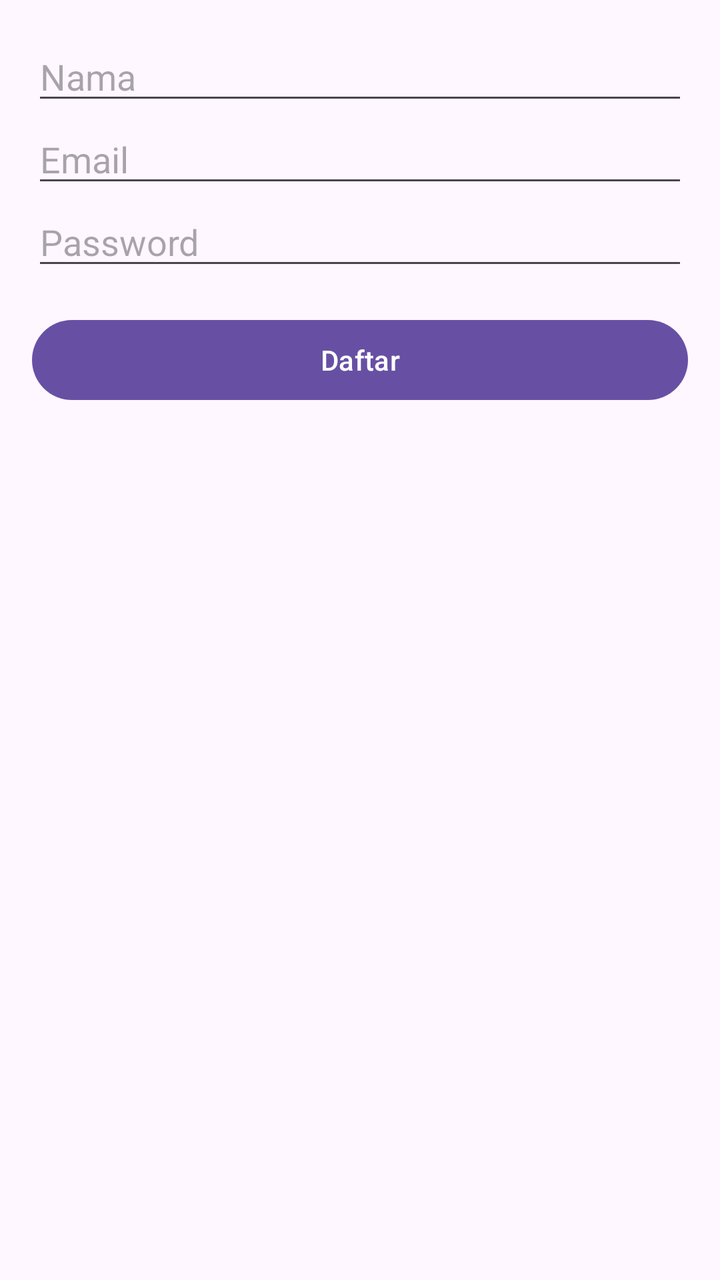
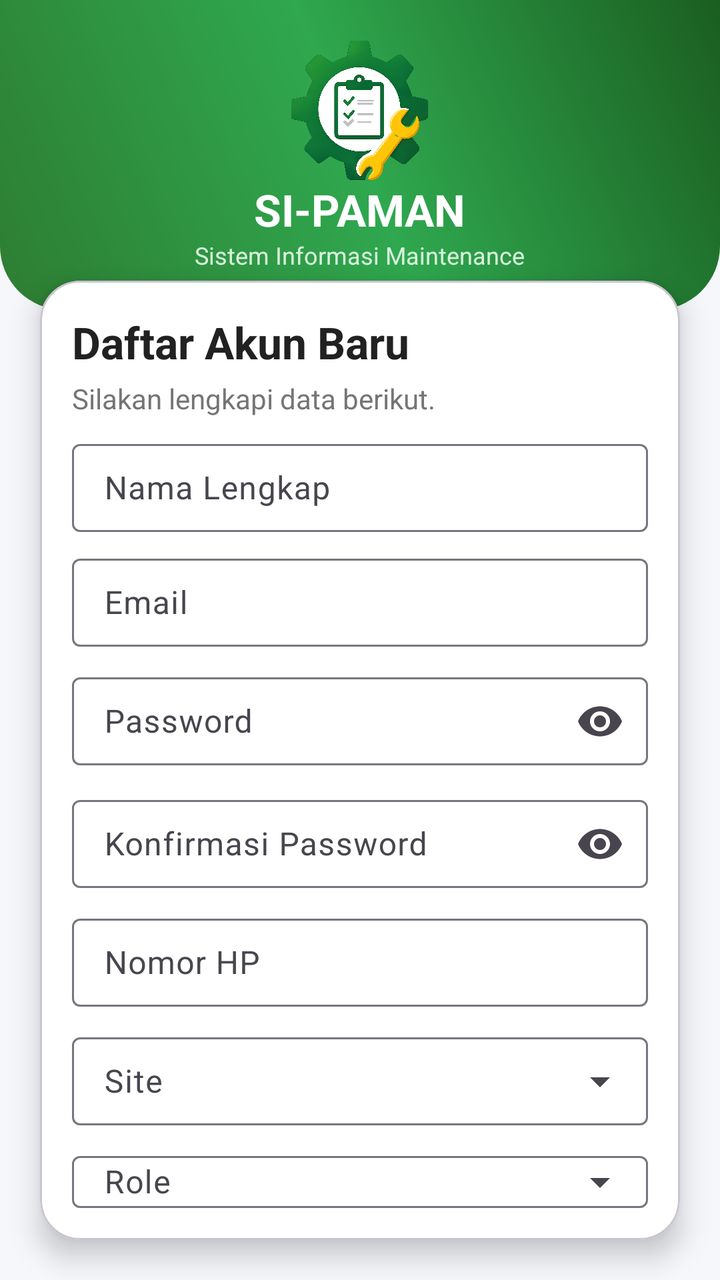

Two renders of the same Android screen: before a commit and after it. Below are the layout's source before the change and the commit's diff.
<!-- AndroidManifest.xml: application theme Theme.SIPAMAN -->
<!-- res/layout/activity_register.xml -->
<LinearLayout xmlns:android="http://schemas.android.com/apk/res/android"
    android:orientation="vertical"
    android:padding="16dp"
    android:layout_width="match_parent"
    android:layout_height="match_parent">

    <EditText
        android:id="@+id/etNama"
        android:layout_width="match_parent"
        android:layout_height="wrap_content"
        android:hint="Nama" />

    <EditText
        android:id="@+id/etEmail"
        android:layout_width="match_parent"
        android:layout_height="wrap_content"
        android:hint="Email" />

    <EditText
        android:id="@+id/etPassword"
        android:layout_width="match_parent"
        android:layout_height="wrap_content"
        android:hint="Password"
        android:inputType="textPassword" />

    <com.google.android.material.button.MaterialButton
        android:id="@+id/btnRegister"
        android:layout_width="match_parent"
        android:layout_height="wrap_content"
        android:layout_marginTop="16dp"
        android:text="Daftar"/>

</LinearLayout>
<!-- resources referenced by this layout -->
<resources>
  <style name="Theme.SIPAMAN" parent="Theme.Material3.DayNight.NoActionBar">
          <item name="android:statusBarColor">@android:color/transparent</item>
      </style>
</resources>

<!-- the commit's change to res/layout/activity_register.xml (unified diff, before → after) -->
@@ -1,33 +1,253 @@
-<LinearLayout xmlns:android="http://schemas.android.com/apk/res/android"
-    android:orientation="vertical"
-    android:padding="16dp"
+<?xml version="1.0" encoding="utf-8"?>
+<RelativeLayout
+    xmlns:android="http://schemas.android.com/apk/res/android"
+    xmlns:app="http://schemas.android.com/apk/res-auto"
     android:layout_width="match_parent"
-    android:layout_height="match_parent">
-
-    <EditText
-        android:id="@+id/etNama"
+    android:layout_height="match_parent"
+    android:background="#F5F7FA">
+
+    <RelativeLayout
+        android:id="@+id/headerRegister"
+        android:layout_width="match_parent"
+        android:layout_height="155dp"
+        android:background="@drawable/bg_dashboard_header_v2">
+
+        <ImageView
+            android:id="@+id/headerLogo"
+            android:layout_width="70dp"
+            android:layout_height="70dp"
+            android:layout_centerHorizontal="true"
+            android:layout_marginTop="20dp"
+            android:src="@drawable/logo_sipaman"
+            android:scaleType="fitCenter"/>
+
+        <TextView
+            android:id="@+id/headerTitle"
+            android:layout_width="wrap_content"
+            android:layout_height="wrap_content"
+            android:layout_below="@id/headerLogo"
+            android:layout_centerHorizontal="true"
+            android:layout_marginTop="0dp"
+            android:text="SI-PAMAN"
+            android:textStyle="bold"
+            android:textSize="22sp"
+            android:textColor="@android:color/white"/>
+
+        <TextView
+            android:layout_width="wrap_content"
+            android:layout_height="wrap_content"
+            android:layout_below="@id/headerTitle"
+            android:layout_centerHorizontal="true"
+            android:text="Sistem Informasi Maintenance"
+            android:textColor="#D8F3DC"
+            android:textSize="12sp"/>
+
+    </RelativeLayout>
+
+    <com.google.android.material.card.MaterialCardView
+        android:id="@+id/cardRegister"
         android:layout_width="match_parent"
         android:layout_height="wrap_content"
-        android:hint="Nama" />
-
-    <EditText
-        android:id="@+id/etEmail"
-        android:layout_width="match_parent"
-        android:layout_height="wrap_content"
-        android:hint="Email" />
-
-    <EditText
-        android:id="@+id/etPassword"
-        android:layout_width="match_parent"
-        android:layout_height="wrap_content"
-        android:hint="Password"
-        android:inputType="textPassword" />
-
-    <com.google.android.material.button.MaterialButton
-        android:id="@+id/btnRegister"
-        android:layout_width="match_parent"
-        android:layout_height="wrap_content"
-        android:layout_marginTop="16dp"
-        android:text="Daftar"/>
-
-</LinearLayout>
+        android:layout_below="@id/headerRegister"
+        android:layout_marginStart="20dp"
+        android:layout_marginEnd="20dp"
+        android:layout_marginTop="-15dp"
+        android:layout_marginBottom="20dp"
+        app:cardCornerRadius="20dp"
+        app:cardElevation="8dp"
+        app:cardBackgroundColor="#FFFFFF">
+
+        <LinearLayout
+            android:id="@+id/layoutForm"
+            android:layout_width="match_parent"
+            android:layout_height="wrap_content"
+            android:orientation="vertical"
+            android:padding="16dp">
+
+            <TextView
+                android:layout_width="wrap_content"
+                android:layout_height="wrap_content"
+                android:text="Daftar Akun Baru"
+                android:textStyle="bold"
+                android:textSize="22sp"
+                android:textColor="#212121"/>
+
+            <TextView
+                android:layout_width="wrap_content"
+                android:layout_height="wrap_content"
+                android:layout_marginTop="4dp"
+                android:text="Silakan lengkapi data berikut."
+                android:textColor="#757575"
+                android:textSize="14sp"/>
+
+            <com.google.android.material.textfield.TextInputLayout
+                android:id="@+id/layoutNama"
+                style="@style/Widget.Material3.TextInputLayout.OutlinedBox"
+                android:layout_width="match_parent"
+                android:layout_height="wrap_content"
+                android:layout_marginTop="8dp"
+                android:hint="Nama Lengkap">
+
+                <com.google.android.material.textfield.TextInputEditText
+                    android:id="@+id/etNama"
+                    android:layout_width="match_parent"
+                    android:layout_height="wrap_content"
+                    android:minHeight="44dp"
+                    android:paddingTop="10dp"
+                    android:paddingBottom="10dp"
+                    android:inputType="textPersonName"
+                    android:textColor="#212121"/>
+
+            </com.google.android.material.textfield.TextInputLayout>
+
+            <com.google.android.material.textfield.TextInputLayout
+                android:id="@+id/layoutEmail"
+                style="@style/Widget.Material3.TextInputLayout.OutlinedBox"
+                android:layout_width="match_parent"
+                android:layout_height="wrap_content"
+                android:layout_marginTop="8dp"
+                android:hint="Email">
+
+                <com.google.android.material.textfield.TextInputEditText
+                    android:id="@+id/etEmail"
+                    android:layout_width="match_parent"
+                    android:layout_height="wrap_content"
+                    android:minHeight="44dp"
+                    android:paddingTop="10dp"
+                    android:paddingBottom="10dp"
+                    android:inputType="textEmailAddress"
+                    android:textColor="#212121"/>
+
+            </com.google.android.material.textfield.TextInputLayout>
+
+            <com.google.android.material.textfield.TextInputLayout
+                android:id="@+id/layoutPassword"
+                style="@style/Widget.Material3.TextInputLayout.OutlinedBox"
+                android:layout_width="match_parent"
+                android:layout_height="wrap_content"
+                android:layout_marginTop="8dp"
+                android:hint="Password"
+                app:endIconMode="password_toggle">
+
+                <com.google.android.material.textfield.TextInputEditText
+                    android:id="@+id/etPassword"
+                    android:layout_width="match_parent"
+                    android:layout_height="wrap_content"
+                    android:minHeight="44dp"
+                    android:paddingTop="10dp"
+                    android:paddingBottom="10dp"
+                    android:inputType="textPassword"
+                    android:textColor="#212121"/>
+
+            </com.google.android.material.textfield.TextInputLayout>
+
+            <com.google.android.material.textfield.TextInputLayout
+                android:id="@+id/layoutConfirmPassword"
+                style="@style/Widget.Material3.TextInputLayout.OutlinedBox"
+                android:layout_width="match_parent"
+                android:layout_height="wrap_content"
+                android:layout_marginTop="8dp"
+                android:hint="Konfirmasi Password"
+                app:endIconMode="password_toggle">
+
+                <com.google.android.material.textfield.TextInputEditText
+                    android:id="@+id/etConfirmPassword"
+                    android:layout_width="match_parent"
+                    android:layout_height="wrap_content"
+                    android:minHeight="44dp"
+                    android:paddingTop="10dp"
+                    android:paddingBottom="10dp"
+                    android:inputType="textPassword"
+                    android:textColor="#212121"/>
+
+            </com.google.android.material.textfield.TextInputLayout>
+
+            <com.google.android.material.textfield.TextInputLayout
+                android:id="@+id/layoutPhone"
+                style="@style/Widget.Material3.TextInputLayout.OutlinedBox"
+                android:layout_width="match_parent"
+                android:layout_height="wrap_content"
+                android:layout_marginTop="8dp"
+                android:hint="Nomor HP">
+
+                <com.google.android.material.textfield.TextInputEditText
+                    android:id="@+id/etPhone"
+                    android:layout_width="match_parent"
+                    android:layout_height="wrap_content"
+                    android:minHeight="44dp"
+                    android:paddingTop="10dp"
+                    android:paddingBottom="10dp"
+                    android:inputType="phone"
+                    android:textColor="#212121"/>
+
+            </com.google.android.material.textfield.TextInputLayout>
+
+            <com.google.android.material.textfield.TextInputLayout
+                android:id="@+id/layoutSite"
+                style="@style/Widget.Material3.TextInputLayout.OutlinedBox.ExposedDropdownMenu"
+                android:layout_width="match_parent"
+                android:layout_height="wrap_content"
+                android:layout_marginTop="8dp"
+                android:hint="Site">
+
+                <AutoCompleteTextView
+                    android:id="@+id/etSite"
+                    android:layout_width="match_parent"
+                    android:layout_height="wrap_content"
+                    android:minHeight="44dp"
+                    android:paddingTop="10dp"
+                    android:paddingBottom="10dp"
+                    android:inputType="none"
+                    android:textColor="#212121"/>
+
+            </com.google.android.material.textfield.TextInputLayout>
+
+            <com.google.android.material.textfield.TextInputLayout
+                android:id="@+id/layoutRole"
+                style="@style/Widget.Material3.TextInputLayout.OutlinedBox.ExposedDropdownMenu"
+                android:layout_width="match_parent"
+                android:layout_height="wrap_content"
+                android:layout_marginTop="8dp"
+                android:hint="Role">
+
+                <AutoCompleteTextView
+                    android:id="@+id/etRole"
+                    android:layout_width="match_parent"
+                    android:layout_height="wrap_content"
+                    android:minHeight="44dp"
+                    android:paddingTop="10dp"
+                    android:paddingBottom="10dp"
+                    android:inputType="none"
+                    android:textColor="#212121"/>
+
+            </com.google.android.material.textfield.TextInputLayout>
+
+            <com.google.android.material.button.MaterialButton
+                android:id="@+id/btnRegister"
+                android:layout_width="match_parent"
+                android:layout_height="56dp"
+                android:layout_marginTop="20dp"
+                android:text="DAFTAR"
+                android:textAllCaps="false"
+                android:textStyle="bold"
+                android:textSize="16sp"
+                android:backgroundTint="#2E7D32"
+                app:cornerRadius="14dp"/>
+
+            <TextView
+                android:id="@+id/tvLogin"
+                android:layout_width="wrap_content"
+                android:layout_height="wrap_content"
+                android:layout_gravity="center"
+                android:layout_marginTop="20dp"
+                android:layout_marginBottom="10dp"
+                android:text="Sudah punya akun? Masuk"
+                android:textColor="#2E7D32"
+                android:textStyle="bold"
+                android:textSize="15sp"/>
+
+        </LinearLayout>
+
+    </com.google.android.material.card.MaterialCardView>
+
+</RelativeLayout>
<!-- resource entries referenced after the edit -->
@@ -1,5 +1,21 @@
 <!-- resources referenced by this layout -->
 <resources>
+  <!-- drawable bg_dashboard_header_v2 (drawable) -->
+  <?xml version="1.0" encoding="utf-8"?>
+  <shape xmlns:android="http://schemas.android.com/apk/res/android">
+  
+      <gradient
+          android:startColor="#2E7D32"
+          android:centerColor="#2FA84F"
+          android:endColor="#1B5E20"
+          android:angle="45"/>
+  
+      <corners
+          android:bottomLeftRadius="32dp"
+          android:bottomRightRadius="32dp"/>
+  
+  </shape>
+  <!-- drawable logo_sipaman: png bitmap (drawable, 764698 bytes) -->
   <style name="Theme.SIPAMAN" parent="Theme.Material3.DayNight.NoActionBar">
           <item name="android:statusBarColor">@android:color/transparent</item>
       </style>
